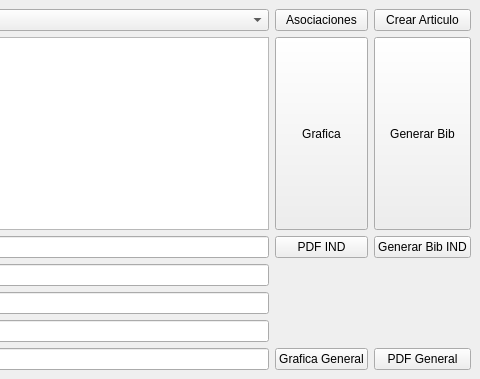
First picture: the form in gui_app.ui, repository 1730189/Aplicacion-Citas, before the edit; both pictures show x 533 to 1013 and y 0 to 379 of the 1013 by 379 pixel window.
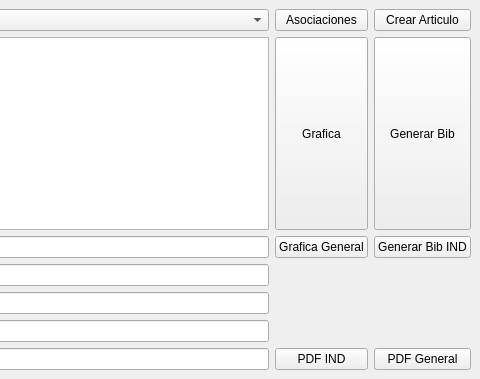
Second picture: the form after the edit.

Commit message: Warnings Agregados

```diff
--- a/gui_app.ui
+++ b/gui_app.ui
@@ -21,13 +21,6 @@
   </property>
   <widget class="QWidget" name="centralwidget">
    <layout class="QGridLayout" name="gridLayout">
-    <item row="7" column="3">
-     <widget class="QPushButton" name="btn_graficageneral">
-      <property name="text">
-       <string>Grafica General</string>
-      </property>
-     </widget>
-    </item>
     <item row="5" column="0">
      <widget class="QLabel" name="label_4">
       <property name="text">
@@ -151,19 +144,6 @@
       </property>
      </widget>
     </item>
-    <item row="3" column="3">
-     <widget class="QPushButton" name="btn_pdf">
-      <property name="sizePolicy">
-       <sizepolicy hsizetype="Preferred" vsizetype="Minimum">
-        <horstretch>0</horstretch>
-        <verstretch>0</verstretch>
-       </sizepolicy>
-      </property>
-      <property name="text">
-       <string>PDF IND</string>
-      </property>
-     </widget>
-    </item>
     <item row="0" column="3">
      <widget class="QPushButton" name="btn_asociar">
       <property name="sizePolicy">
@@ -177,6 +157,26 @@
       </property>
      </widget>
     </item>
+    <item row="3" column="3">
+     <widget class="QPushButton" name="btn_graficageneral">
+      <property name="text">
+       <string>Grafica General</string>
+      </property>
+     </widget>
+    </item>
+    <item row="7" column="3">
+     <widget class="QPushButton" name="btn_pdf">
+      <property name="sizePolicy">
+       <sizepolicy hsizetype="Preferred" vsizetype="Minimum">
+        <horstretch>0</horstretch>
+        <verstretch>0</verstretch>
+       </sizepolicy>
+      </property>
+      <property name="text">
+       <string>PDF IND</string>
+      </property>
+     </widget>
+    </item>
    </layout>
   </widget>
  </widget>
```
The commit also changes 1 other file.
